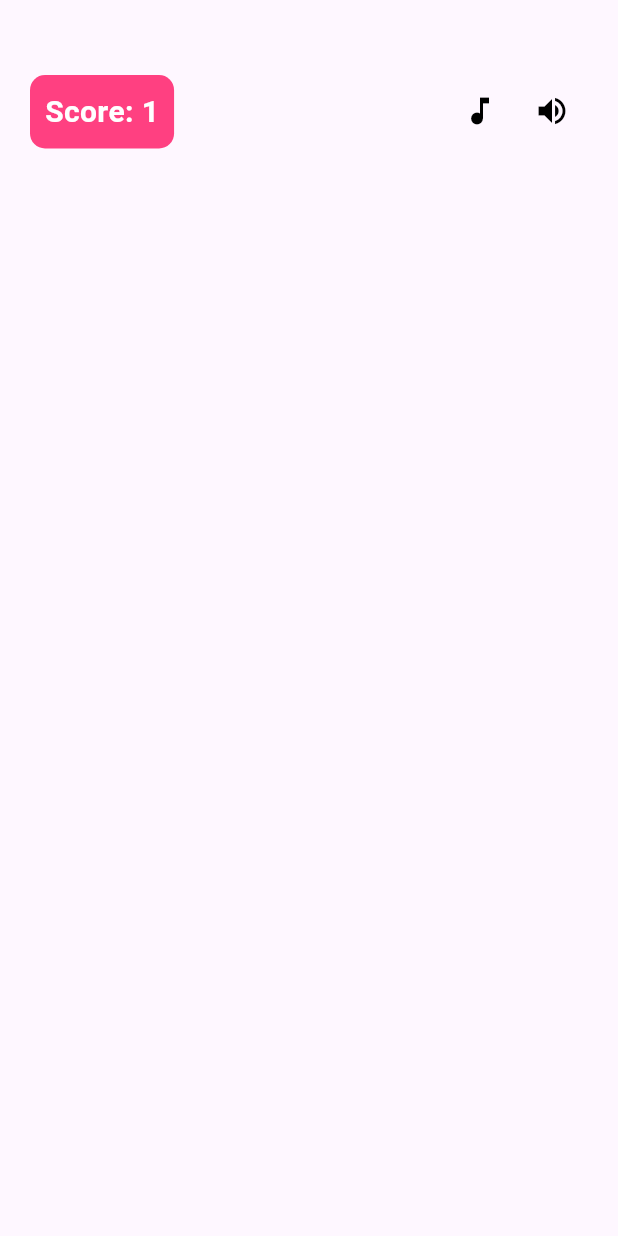
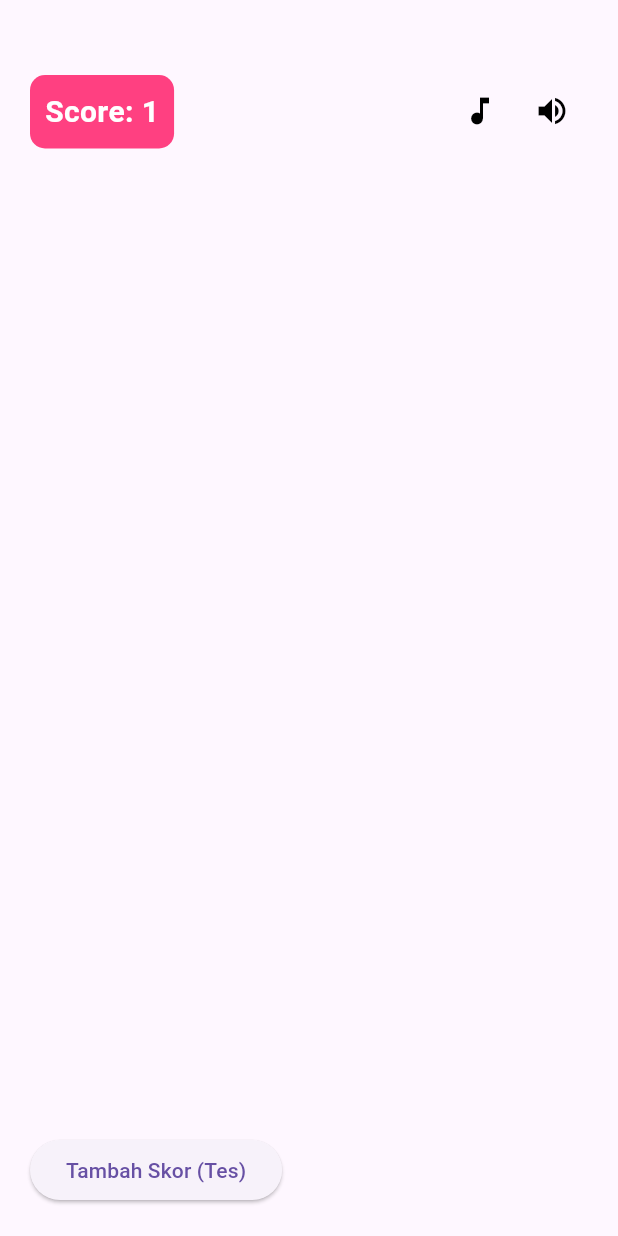
Before and after one commit to AriPurwoAji/trial_game_fruit_chatcher, a Flutter app: the screen it shows after launch, on a phone screen of 412 x 824 dp. Run offline on Flutter 3.47's test engine with Material 3 defaults, Android fonts, the phone set to English and light mode, and no system bars; missing offline and left inert: dart:ffi.

Commit message:
Menambahkan wrap dan button tambah socre

```diff
--- a/lib/main.dart
+++ b/lib/main.dart
@@ -26,7 +26,6 @@ class GameScreen extends StatefulWidget {
 }
 
 class _GameScreenState extends State<GameScreen> {
-
   final ValueNotifier<int> counter = ValueNotifier(1);
 
   @override
@@ -37,7 +36,11 @@ class _GameScreenState extends State<GameScreen> {
   @override
   Widget build(BuildContext context) {
     return Scaffold(
-      body: Stack(
+      body: Column(
+        crossAxisAlignment: CrossAxisAlignment.start,
+        children: [
+          Expanded(
+            child: Stack(
               children: [
                 Positioned(
                   top: 50,
@@ -49,7 +52,8 @@ class _GameScreenState extends State<GameScreen> {
                       borderRadius: BorderRadius.circular(10.0),
                     ),
                     child: ValueListenableBuilder(
-              valueListenable: counter, // Pastikan variabel 'counter' sudah ada di class ini
+                      valueListenable:
+                          counter, // Pastikan variabel 'counter' sudah ada di class ini
                       builder: (context, score, child) {
                         return Text(
                           'Score: $score', // Mengambil nilai 'score' terbaru
@@ -64,24 +68,38 @@ class _GameScreenState extends State<GameScreen> {
                   ),
                 ),
 
+                //Icon music & sound
                 Positioned(
                   top: 50,
                   right: 20,
                   child: Row(
                     children: [
                       IconButton(
-                  icon: const Icon(Icons.music_note, color: Colors.black,),
+                        icon: const Icon(Icons.music_note, color: Colors.black),
                         onPressed: () {
                           // Pause game logic here
                         },
                       ),
                       IconButton(
-                  icon: const Icon(Icons.volume_up, color: Colors.black,),
+                        icon: const Icon(Icons.volume_up, color: Colors.black),
                         onPressed: () {
                           // Pause game logic here
                         },
-                )
+                      ),
                     ],
+                  ),
+                ),
+              ],
+            ),
+          ),
+          Padding(
+          padding: const EdgeInsets.all(20.0),
+          child: ElevatedButton(
+            onPressed: () {
+              // Menambah nilai skor secara dinamis
+              counter.value++;
+            },
+            child: const Text('Tambah Skor (Tes)'),
           ),
         ),
       ],
```
Lines whose indentation alone changed are shown as unchanged.
